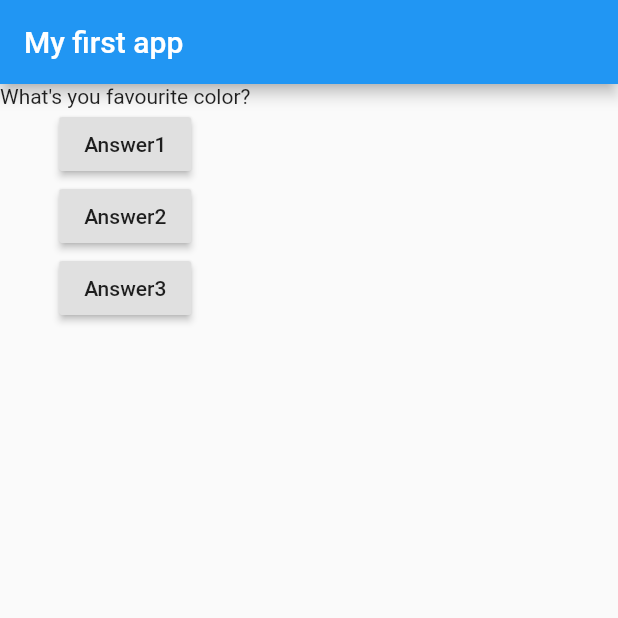
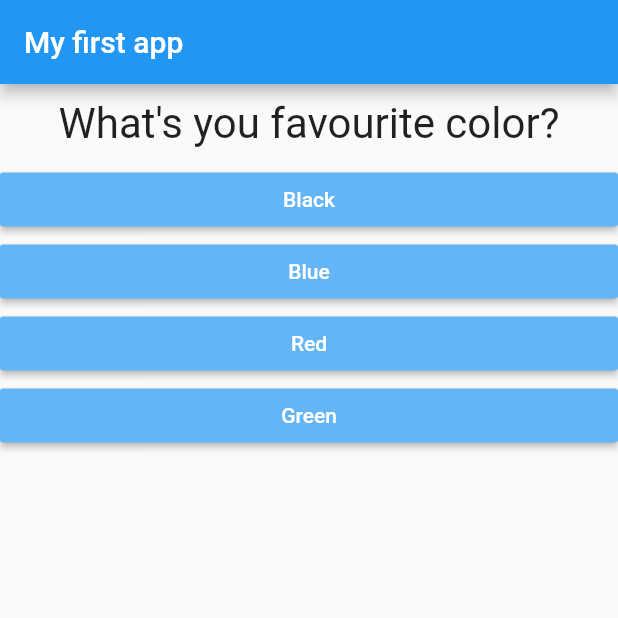
Before and after one commit to Przemas91M/QuizApp, a Flutter app: the screen it shows after launch, on a phone screen of 412 x 824 dp, the top half of it. Run offline on Flutter 3.47's test engine with Material 2 defaults, Android fonts, the phone set to English and light mode, and no system bars.

Commit message:
Changed buttons to be generated automatically.

```diff
--- /dev/null
+++ b/lib/answer.dart
@@ -0,0 +1,21 @@
+import 'package:flutter/material.dart';
+
+class Answer extends StatelessWidget {
+  final VoidCallback callback;
+  final String answerText;
+
+  Answer(this.callback,
+      this.answerText); //tu bedzie sie znajdowac odniesienie do konkretnej funkcji, ktora bede chcial wykonac
+
+  @override
+  Widget build(BuildContext context) {
+    return Container(
+      width: double.infinity,
+      child: RaisedButton(
+          color: Colors.blue.shade300,
+          textColor: Colors.white,
+          child: Text(answerText),
+          onPressed: callback),
+    );
+  }
+}
--- a/lib/main.dart
+++ b/lib/main.dart
@@ -1,4 +1,7 @@
 import 'package:flutter/material.dart';
+
+import './question.dart';
+import './answer.dart';
 
 // void main() {
 //   runApp(MyApp());
@@ -10,25 +13,46 @@ void main() => runApp(
 class MyApp extends StatefulWidget {
   @override
   State<StatefulWidget> createState() {
-    return MyAppState();
+    return _MyAppState();
   }
 }
 
-class MyAppState extends State<MyApp> {
-  int questionIndex = 0;
-  void answerQuestion() {
-    setState(() {
-      questionIndex++;
-    });
-    print(questionIndex);
+//podkreslnik na poczatku nazwy oznacza, ze dana zmienna jest prywatna
+class _MyAppState extends State<MyApp> {
+  final questions = const [
+    {
+      'question': 'What\'s you favourite color?',
+      'answers': ['Black', 'Blue', 'Red', 'Green']
+    },
+    {
+      'question': 'What\'s your favourite animal?',
+      'answers': ['Dog', 'Cat', 'Horse', 'Hamster']
+    },
+    {
+      'question': 'What\'s your favourite band?',
+      'answers': [
+        'The Killers',
+        'Flux Pavilion',
+        'Ellie Goulding',
+        'Simian Mobile Disco'
+      ]
+    }
+  ];
+
+  int _questionIndex = 0;
+  void _answerQuestion() {
+    //wewnątrz tej funkcji umieszczam kod, który zmienia stan aplikacji, potem zostaje ona renderowana na nowo
+    //sprawdzam warunek ilosci pytan, zeby nie przekroczyc indexu
+    if (_questionIndex < questions.length) {
+      setState(() {
+        _questionIndex++;
+      });
+      print(_questionIndex);
+    }
   }
 
   @override
   build(BuildContext context) {
-    var questions = [
-      'What\'s you favourite color?',
-      'What\'s your favourite animal?',
-    ];
     return MaterialApp(
       home: Scaffold(
         appBar: AppBar(
@@ -36,24 +60,15 @@ class MyAppState extends State<MyApp> {
         ),
         body: Column(
           children: [
-            Text(questions[questionIndex]),
-            RaisedButton(
-              child: Text('Answer1'),
-              onPressed:
-                  answerQuestion, //wprowadzam tutaj wskaźnik do funkcji. Jezeli wpiszę tu funkcję z nawiasami, zostanie ona wykonana.
-            ), //jest to wycofane, ale nadal uzywane.
-            RaisedButton(
-              child: Text('Answer2'),
-              onPressed: () => print(
-                  'Answer 2 chosen!'), //moge od razu zdefiniowac i wykonac jednoliniowa funkcje
-            ),
-            RaisedButton(
-              child: Text('Answer3'),
-              onPressed: () {
-                //..wykonuje tutaj operacje
-                print('Answer 3 chosen!'); //funkcja wieloliniowa
-              },
-            ),
+            //Przywoluje jedno pytanie z listy
+            //wywoluje mapę - element z listy questions, o wybranym indeksie i kluczu 'question'
+            Question(questions[_questionIndex]['question']),
+            //generuje dynamicznie przyciski z odpowiedziami, w zaleznosci ile mam odpowiedzi.
+            //pobiera odpowiedzi do listy i zwraca kazda odpowiedz w postaci przycisku
+            ...(questions[_questionIndex]['answers'] as List<String>)
+                .map((answer) {
+              return Answer(_answerQuestion, answer);
+            }).toList()
           ],
         ),
       ),
--- /dev/null
+++ b/lib/question.dart
@@ -0,0 +1,24 @@
+import 'package:flutter/material.dart';
+
+class Question extends StatelessWidget {
+  final String questionText;
+
+  Question(this.questionText); //konstruktor klasy, przyjmuje jeden argument
+
+  @override
+  Widget build(BuildContext context) {
+    //zwracana jest klasa z tekstem wpisywanym w konstruktorze
+    //mozemy tu ja sobie formatowac i nie trzeba bedzie tego robic za kazdym razem w glownej klasie
+    return Container(
+      width: double.infinity,
+      margin: EdgeInsets.all(10), //all oznacza margines wokol calego kontenera
+      child: Text(
+        questionText,
+        style: TextStyle(
+          fontSize: 28,
+        ),
+        textAlign: TextAlign.center,
+      ),
+    );
+  }
+}
```
